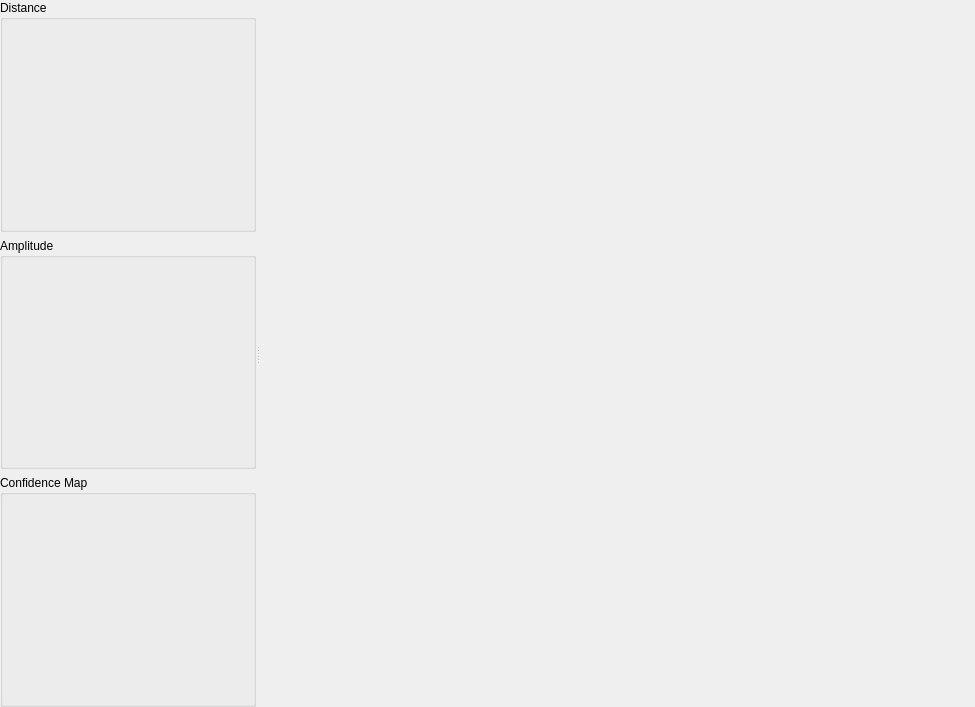
Above: Include/iqtswr/CSwissRangerAcquisitionDataViewComp.ui from ImagingTools/IAcf before the change. Below: the same form after it.
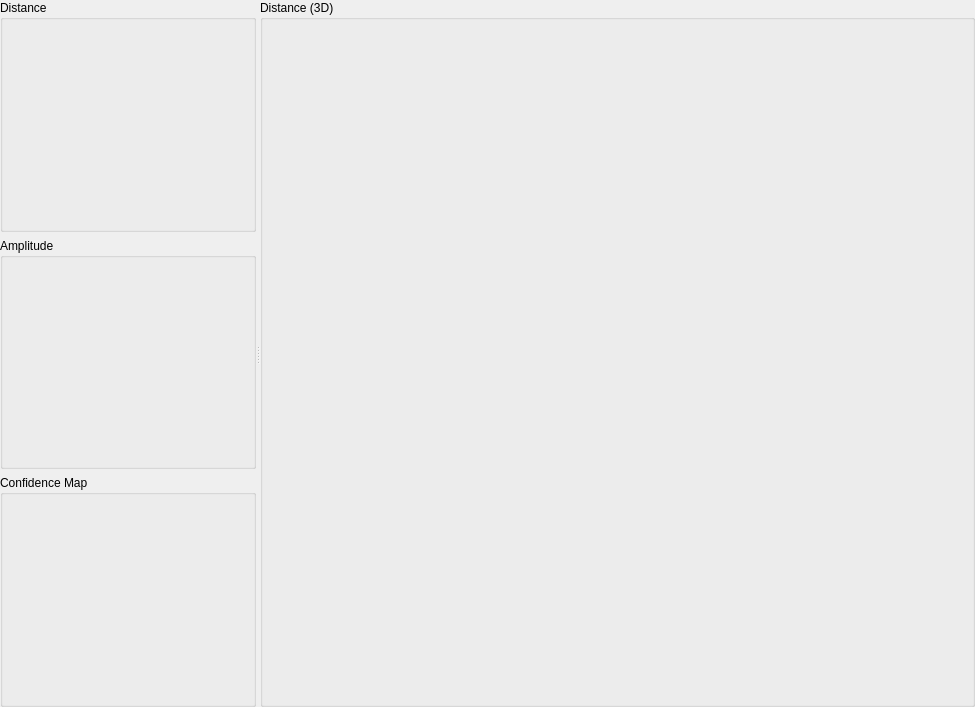
That is the form after the change.

Commit message: swiss ranger data view corrected.

```diff
--- a/Include/iqtswr/CSwissRangerAcquisitionDataViewComp.ui
+++ b/Include/iqtswr/CSwissRangerAcquisitionDataViewComp.ui
@@ -58,14 +58,27 @@
        </item>
       </layout>
      </widget>
-     <widget class="QFrame" name="DepthImageFrame3d" >
+     <widget class="QGroupBox" name="DepthImageFrame3d" >
       <property name="sizePolicy" >
        <sizepolicy vsizetype="Preferred" hsizetype="Preferred" >
         <horstretch>2</horstretch>
         <verstretch>0</verstretch>
        </sizepolicy>
       </property>
-      <layout class="QHBoxLayout" name="horizontalLayout_2" />
+      <property name="title" >
+       <string>Distance (3D)</string>
+      </property>
+      <layout class="QHBoxLayout" name="horizontalLayout_2" >
+       <property name="leftMargin" >
+        <number>0</number>
+       </property>
+       <property name="topMargin" >
+        <number>0</number>
+       </property>
+       <property name="rightMargin" >
+        <number>0</number>
+       </property>
+      </layout>
      </widget>
     </widget>
    </item>
```
The commit also changes 1 other file.
